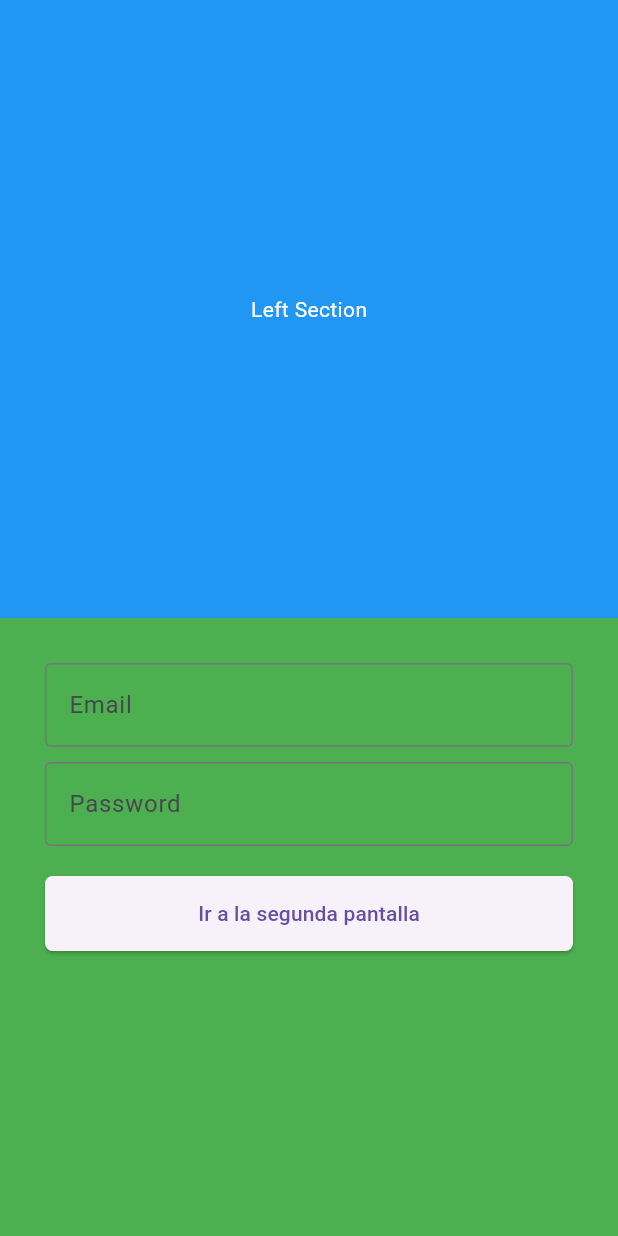
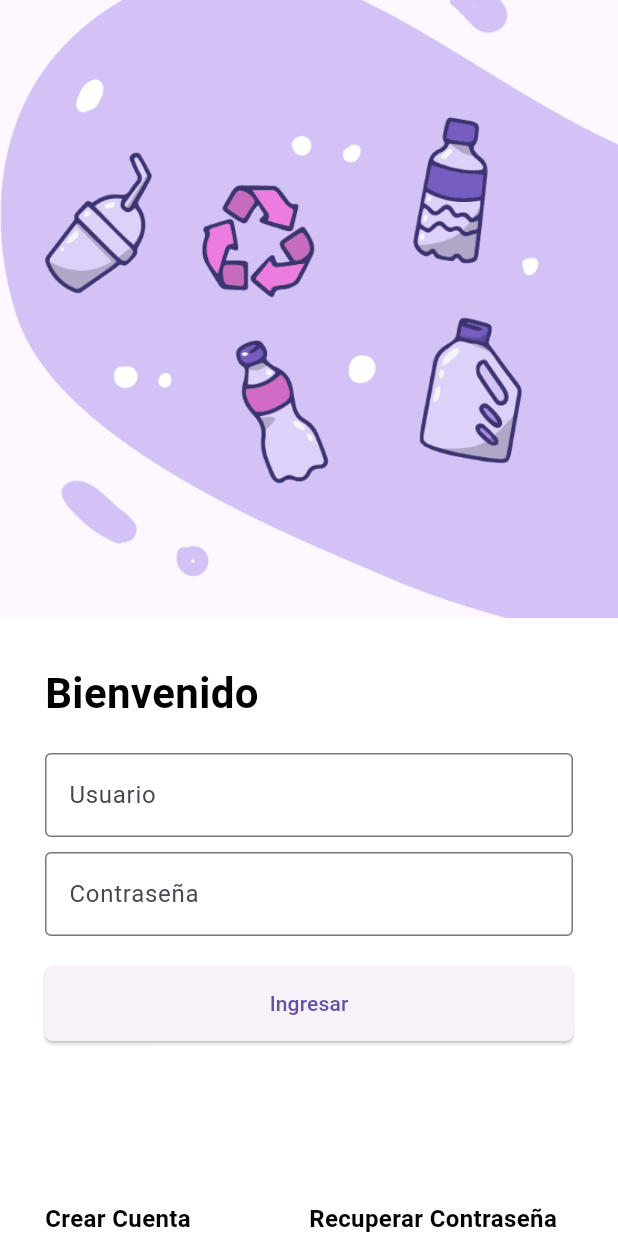
Before and after one commit to pepeul1191/flutter-aprendiendo2, a Flutter app: the screen it shows after launch, on a phone screen of 412 x 824 dp. Run offline on Flutter 3.47's test engine with Material 3 defaults, Android fonts, the phone set to English and light mode, and no system bars.

Commit message:
login con más estilos

```diff
--- a/lib/main.dart
+++ b/lib/main.dart
@@ -6,8 +6,17 @@ void main() {
 }
 
 class MyApp extends StatelessWidget {
+  static const MaterialColor primaryColor = Colors.blue; // Color primario
+  static const Color secondaryColor = Colors.green;
+
   @override
   Widget build(BuildContext context) {
-    return MaterialApp(title: 'Login', home: LoginScreen());
+    return MaterialApp(
+        title: 'Login',
+        theme: ThemeData(
+          primarySwatch: primaryColor, // Configuración del color primario
+          //accentColor: secondaryColor, // Configuración del color secundario
+        ),
+        home: LoginScreen());
   }
 }
--- a/lib/screens/login_screen.dart
+++ b/lib/screens/login_screen.dart
@@ -10,27 +10,42 @@ class LoginScreen extends StatelessWidget {
         Expanded(
           flex: 1,
           child: Container(
-            color: Colors.blue,
-            child: Center(
-              child: Text(
-                'Left Section',
-                style: TextStyle(color: Colors.white),
+              decoration: BoxDecoration(
+                image: DecorationImage(
+                  image: AssetImage('assets/images/vector-1.png'),
+                  fit:
+                      BoxFit.cover, // Ajustar la imagen al tamaño del Container
+                ),
               ),
-            ),
-          ),
+              child: null),
         ),
         Expanded(
             flex: 1,
-            child: Container(
-              color: Colors.green,
+            child: SingleChildScrollView(
+                child: Container(
+              color: Colors.white,
               child: Padding(
                   padding: EdgeInsets.all(30.0),
                   child: Column(
                     mainAxisAlignment: MainAxisAlignment.start,
                     children: [
+                      Container(
+                        margin: EdgeInsets.only(
+                            bottom:
+                                20.0), // Margen inferior de 20.0 (puedes ajustar este valor)
+                        alignment: Alignment.centerLeft,
+                        child: Text(
+                          'Bienvenido',
+                          style: TextStyle(
+                            fontSize: 28,
+                            fontWeight: FontWeight.bold,
+                            color: Colors.black,
+                          ),
+                        ),
+                      ),
                       TextFormField(
                         decoration: InputDecoration(
-                          labelText: 'Email',
+                          labelText: 'Usuario',
                           border: OutlineInputBorder(),
                         ),
                       ),
@@ -38,18 +53,14 @@ class LoginScreen extends StatelessWidget {
                       TextFormField(
                         obscureText: true,
                         decoration: InputDecoration(
-                          labelText: 'Password',
+                          labelText: 'Contraseña',
                           border: OutlineInputBorder(),
                         ),
                       ),
                       SizedBox(height: 20),
                       ElevatedButton(
                         onPressed: () {
-                          Navigator.push(
-                            context,
-                            MaterialPageRoute(
-                                builder: (context) => SignInScreen()),
-                          );
+                          print('LOGIN!!!');
                         },
                         style: ElevatedButton.styleFrom(
                           minimumSize: Size(
@@ -59,11 +70,70 @@ class LoginScreen extends StatelessWidget {
                             borderRadius: BorderRadius.circular(5.0),
                           ),
                         ),
-                        child: Text('Ir a la segunda pantalla'),
+                        child: Text('Ingresar'),
                       ),
+                      Container(
+                        height: 130,
+                        child: Column(
+                            mainAxisAlignment: MainAxisAlignment.end,
+                            children: [
+                              Row(
+                                children: [
+                                  Expanded(
+                                    flex: 1,
+                                    child: GestureDetector(
+                                      onTap: () {
+                                        // Acciones a realizar cuando se haga clic en el Text
+                                        Navigator.push(
+                                          context,
+                                          MaterialPageRoute(
+                                              builder: (context) =>
+                                                  SignInScreen()),
+                                        );
+                                        // Puedes agregar cualquier acción que desees realizar aquí
+                                      },
+                                      child: Text(
+                                        'Crear Cuenta',
+                                        textAlign: TextAlign.left,
+                                        style: TextStyle(
+                                          fontSize: 16,
+                                          fontWeight: FontWeight.bold,
+                                          color: Colors.black,
+                                        ),
+                                      ),
+                                    ),
+                                  ),
+                                  Expanded(
+                                    flex: 1,
+                                    child: GestureDetector(
+                                      onTap: () {
+                                        // Acciones a realizar cuando se haga clic en el Text
+                                        Navigator.push(
+                                          context,
+                                          MaterialPageRoute(
+                                              builder: (context) =>
+                                                  SignInScreen()),
+                                        );
+                                        // Puedes agregar cualquier acción que desees realizar aquí
+                                      },
+                                      child: Text(
+                                        'Recuperar Contraseña',
+                                        textAlign: TextAlign.left,
+                                        style: TextStyle(
+                                          fontSize: 16,
+                                          fontWeight: FontWeight.bold,
+                                          color: Colors.black,
+                                        ),
+                                      ),
+                                    ),
+                                  ),
+                                ],
+                              )
+                            ]),
+                      )
                     ],
                   )),
-            )),
+            ))),
       ]),
     );
   }
--- a/pubspec.yaml
+++ b/pubspec.yaml
@@ -59,8 +59,8 @@ flutter:
   uses-material-design: true
 
   # To add assets to your application, add an assets section, like this:
-  # assets:
-  #   - images/a_dot_burr.jpeg
+  assets:
+    - assets/images/vector-1.png
   #   - images/a_dot_ham.jpeg
 
   # An image asset can refer to one or more resolution-specific "variants", see
```
Also changed, not shown: assets/images/vector-1.png (added).
